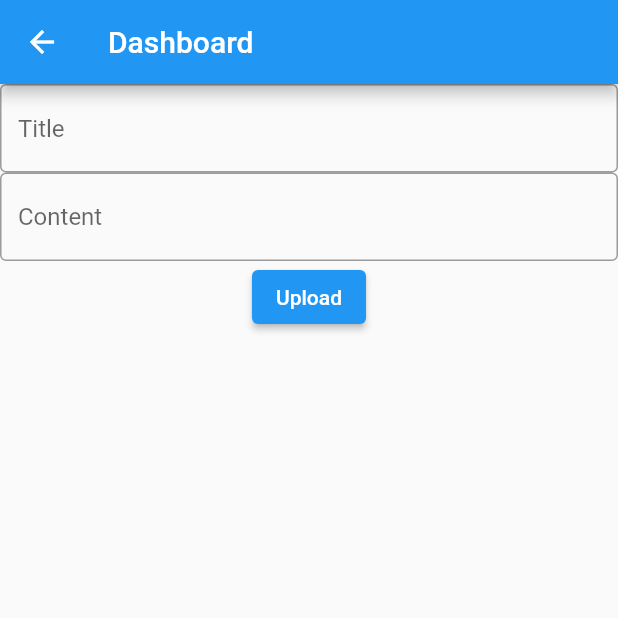
After one commit to audreychen1/tutor_app, a Flutter app: the Dashboard screen opened directly, on a phone screen of 412 x 824 dp, the top half of it. The commit adds this screen. Run offline on Flutter 3.47's test engine with Material 2 defaults, Android fonts, the phone set to English and light mode, and no system bars; our stand-ins replace firebase_auth, firebase_core, firebase_database; missing offline and left inert: bs_flutter_selectbox, multiselect; accounts and stored records are empty.

Commit message:
Question and login feature

```diff
--- /dev/null
+++ b/lib/ask_question.dart
@@ -0,0 +1,63 @@
+import 'package:firebase_auth/firebase_auth.dart';
+import 'package:firebase_database/firebase_database.dart';
+import 'package:flutter/material.dart';
+import 'package:tutor_app/helper.dart';
+
+class Dashboard extends StatefulWidget {
+  const Dashboard({Key? key}) : super(key: key);
+
+  @override
+  State<Dashboard> createState() => _DashboardState();
+}
+
+class _DashboardState extends State<Dashboard> {
+  TextEditingController titleController = new TextEditingController();
+  TextEditingController contentController = new TextEditingController();
+
+  Future<void> createQuestion() async {
+    await FirebaseDatabase.instance.ref().child("Questions").child(getUID()).set(
+      {
+        "title": titleController.text,
+        "content": contentController.text,
+      }
+    ).then((value) {
+      print("Successfully uploaded question");
+    }).catchError((onError){
+      print("Could not upload question" + onError.toString());
+    });
+  }
+
+  @override
+  Widget build(BuildContext context) {
+    return Scaffold(
+      appBar: AppBar(
+        title: Text("Dashboard"),
+      ),
+      body: Column(
+        children: [
+          TextField(
+            controller: titleController,
+            decoration: InputDecoration(
+              border: OutlineInputBorder(),
+              hintText: "Title",
+            ),
+          ),
+          TextField(
+            controller: contentController,
+            decoration: InputDecoration(
+              border: OutlineInputBorder(),
+              hintText: "Content",
+            ),
+          ),
+
+          ElevatedButton(
+              onPressed: () {
+                createQuestion();
+              },
+              child: Text("Upload"),
+          ),
+        ],
+      ),
+    );
+  }
+}
--- a/lib/signup.dart
+++ b/lib/signup.dart
@@ -3,6 +3,8 @@ import 'package:firebase_database/firebase_database.dart';
 import 'package:flutter/material.dart';
 import 'package:multiselect/multiselect.dart';
 import 'package:tutor_app/helper.dart';
+
+import 'ask_question.dart';
 
 class Signup extends StatefulWidget {
   const Signup({Key? key}) : super(key: key);
@@ -30,6 +32,10 @@ class _SignupState extends State<Signup> {
         "subjects" : subjects
       }).then((value) {
         print("Set up profile info");
+        Navigator.push(
+          context,
+          MaterialPageRoute(builder: (context) => Dashboard()),
+        );
         //navigate to dashboard
       }).catchError((error) {
         print("Could not set up profile info" + error.toString());
--- a/pubspec.yaml
+++ b/pubspec.yaml
@@ -39,6 +39,7 @@ dependencies:
   firebase_core: ^2.1.0
   firebase_auth: ^4.0.2
   multiselect:
+  bs_flutter_selectbox:
   firebase_database: ^10.0.2
 
 dev_dependencies:
```
Also changed, not shown: lib/history.dart (added, +17 -0 lines), lib/login.dart (+9 -1 lines), lib/profile.dart (added, +228 -0 lines), lib/questions.dart (added, +17 -0 lines), pubspec.lock.
